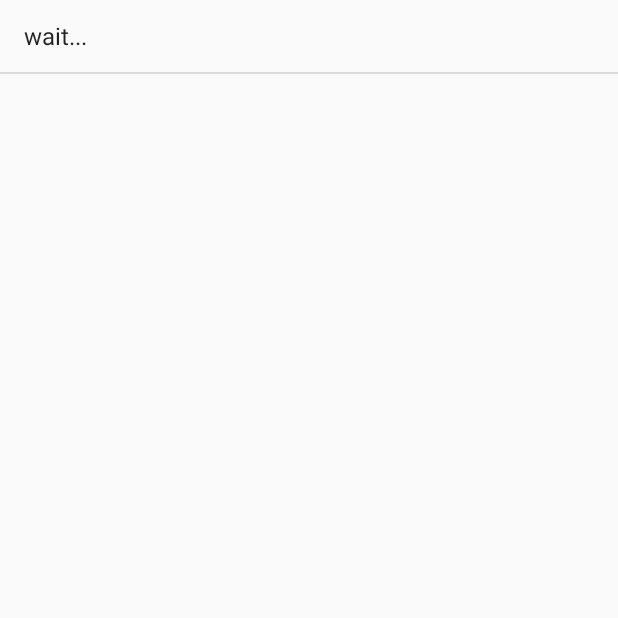
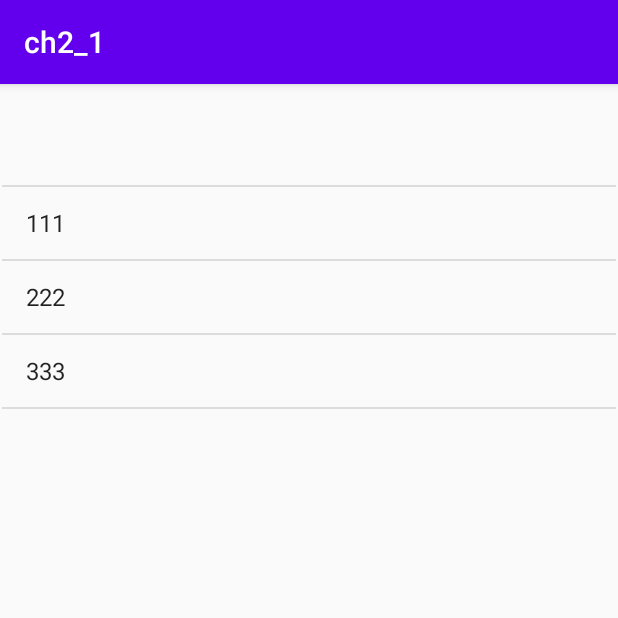
Before and after one commit to linxueni/lxn, an Android app: the screen it shows after launch (RateListActivity before the commit, MylistActivity after it), in the options menu, after a tap on "OpenList", on a phone screen of 412 x 824 dp, the top half of it. Run offline under Robolectric (Android 15) with nearby library versions, the phone set to English and light mode, and no system bars.

Commit message:
自定义列表获取数据1.0

```diff
--- a/app/src/main/AndroidManifest.xml
+++ b/app/src/main/AndroidManifest.xml
@@ -14,8 +14,9 @@
         android:supportsRtl="true"
         android:theme="@style/AppTheme"
         android:usesCleartextTraffic="true">
-        <activity android:name=".RateListActivity"/>
-        <activity android:name=".ConfigActivity"/>
+        <activity android:name=".MylistActivity"></activity>
+        <activity android:name=".RateListActivity" />
+        <activity android:name=".ConfigActivity" />
         <activity android:name=".RateActivity">
             <intent-filter>
                 <action android:name="android.intent.action.MAIN" />
--- /dev/null
+++ b/app/src/main/java/com/lxn/ch2_1/MylistActivity.java
@@ -0,0 +1,21 @@
+package com.lxn.ch2_1;
+
+import android.os.Bundle;
+import android.widget.ArrayAdapter;
+import android.widget.ListAdapter;
+import android.widget.ListView;
+
+import androidx.appcompat.app.AppCompatActivity;
+
+public class MylistActivity extends AppCompatActivity {
+
+    @Override
+    protected void onCreate(Bundle savedInstanceState) {
+        super.onCreate(savedInstanceState);
+        setContentView(R.layout.activity_mylist);
+        ListView listView=findViewById(R.id.listview);
+        String data[]={"","111","222","333"};
+        ListAdapter adapter = new ArrayAdapter<String>(this, android.R.layout.simple_list_item_1, data);
+        listView.setAdapter(adapter);
+    }
+}
--- a/app/src/main/java/com/lxn/ch2_1/RateActivity.java
+++ b/app/src/main/java/com/lxn/ch2_1/RateActivity.java
@@ -255,7 +255,7 @@ public class RateActivity extends AppCompatActivity implements Runnable{
             //startActivity(config);
             startActivityForResult(config,1);
         }else  if(item.getItemId()==R.id.open_list){
-            Intent list = new Intent(this, RateListActivity.class);
+            Intent list = new Intent(this, MylistActivity.class);
             list.putExtra("dollar_rate_key", dollarRate);
             list.putExtra("euro_rate_key", euroRate);
             list.putExtra("won_rate_key", wonRate);
--- /dev/null
+++ b/app/src/main/res/layout/activity_mylist.xml
@@ -0,0 +1,23 @@
+<?xml version="1.0" encoding="utf-8"?>
+<androidx.constraintlayout.widget.ConstraintLayout xmlns:android="http://schemas.android.com/apk/res/android"
+    xmlns:app="http://schemas.android.com/apk/res-auto"
+    xmlns:tools="http://schemas.android.com/tools"
+    android:layout_width="match_parent"
+    android:layout_height="match_parent"
+    tools:context=".MylistActivity">
+
+    <ListView
+        android:id="@+id/listview"
+        android:layout_width="409dp"
+        android:layout_height="729dp"
+        android:layout_marginStart="1dp"
+        android:layout_marginLeft="1dp"
+        android:layout_marginTop="1dp"
+        android:layout_marginEnd="1dp"
+        android:layout_marginRight="1dp"
+        android:layout_marginBottom="1dp"
+        app:layout_constraintBottom_toBottomOf="parent"
+        app:layout_constraintEnd_toEndOf="parent"
+        app:layout_constraintStart_toStartOf="parent"
+        app:layout_constraintTop_toTopOf="parent" />
+</androidx.constraintlayout.widget.ConstraintLayout>
```
